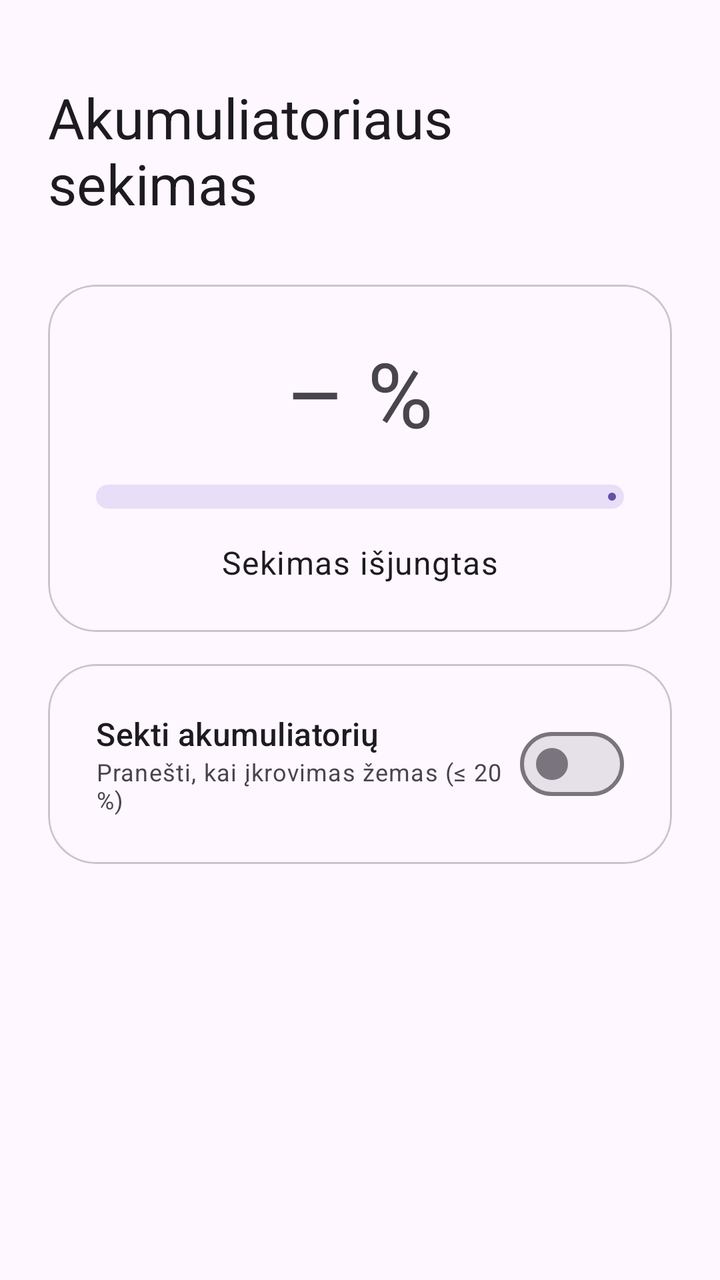
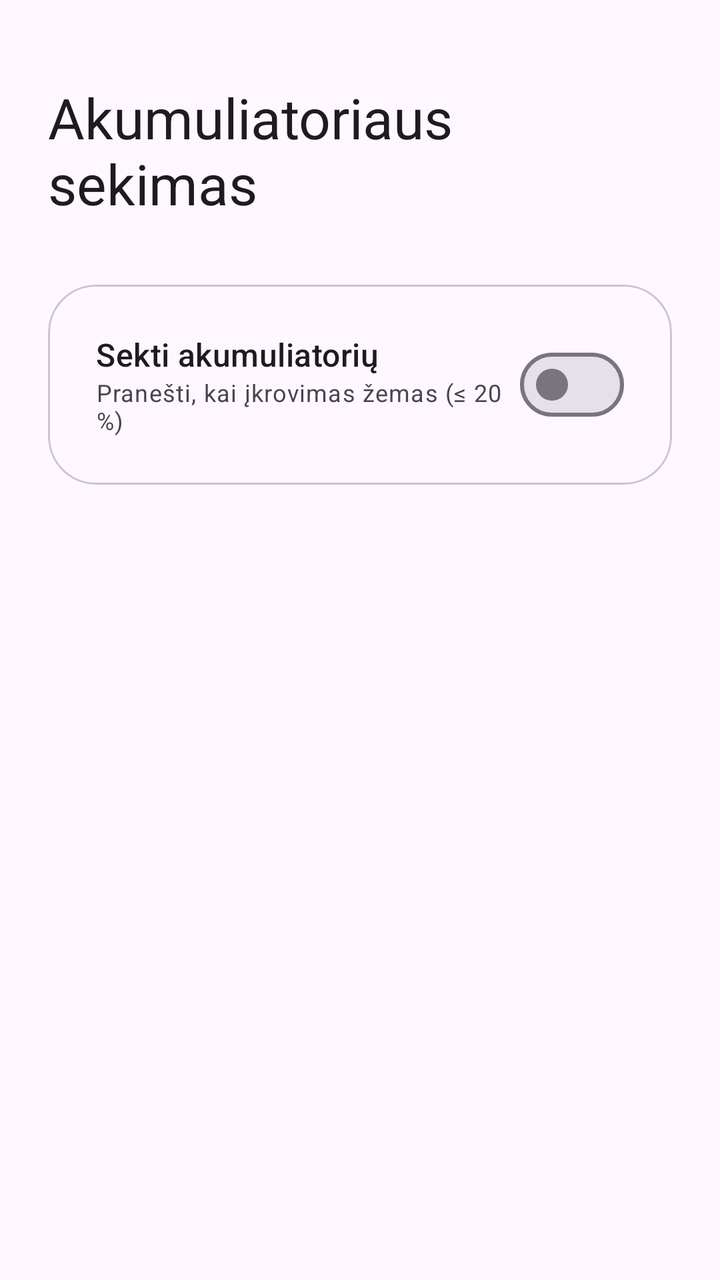

Two renders of the same Android screen: before a commit and after it. Below are the layout's source before the change and the commit's diff.
<!-- AndroidManifest.xml: application theme Theme.LD7 -->
<!-- res/layout/activity_main.xml -->
<?xml version="1.0" encoding="utf-8"?>
<androidx.constraintlayout.widget.ConstraintLayout xmlns:android="http://schemas.android.com/apk/res/android"
    xmlns:app="http://schemas.android.com/apk/res-auto"
    xmlns:tools="http://schemas.android.com/tools"
    android:id="@+id/main"
    android:layout_width="match_parent"
    android:layout_height="match_parent"
    android:padding="24dp"
    tools:context=".MainActivity">

    <TextView
        android:id="@+id/title"
        android:layout_width="0dp"
        android:layout_height="wrap_content"
        android:layout_marginTop="16dp"
        android:text="@string/app_title"
        android:textAppearance="?attr/textAppearanceHeadlineMedium"
        app:layout_constraintEnd_toEndOf="parent"
        app:layout_constraintStart_toStartOf="parent"
        app:layout_constraintTop_toTopOf="parent" />

    <com.google.android.material.card.MaterialCardView
        android:id="@+id/levelCard"
        android:layout_width="0dp"
        android:layout_height="wrap_content"
        android:layout_marginTop="32dp"
        app:cardCornerRadius="24dp"
        app:layout_constraintEnd_toEndOf="parent"
        app:layout_constraintStart_toStartOf="parent"
        app:layout_constraintTop_toBottomOf="@id/title">

        <LinearLayout
            android:layout_width="match_parent"
            android:layout_height="wrap_content"
            android:gravity="center_horizontal"
            android:orientation="vertical"
            android:padding="24dp">

            <TextView
                android:id="@+id/levelText"
                android:layout_width="wrap_content"
                android:layout_height="wrap_content"
                android:text="@string/level_unknown"
                android:textAppearance="?attr/textAppearanceDisplayMedium" />

            <com.google.android.material.progressindicator.LinearProgressIndicator
                android:id="@+id/progress"
                android:layout_width="match_parent"
                android:layout_height="wrap_content"
                android:layout_marginTop="16dp"
                android:max="100"
                app:trackCornerRadius="8dp"
                app:trackThickness="12dp" />

            <TextView
                android:id="@+id/statusText"
                android:layout_width="wrap_content"
                android:layout_height="wrap_content"
                android:layout_marginTop="16dp"
                android:text="@string/status_disabled"
                android:textAppearance="?attr/textAppearanceBodyLarge" />
        </LinearLayout>
    </com.google.android.material.card.MaterialCardView>

    <com.google.android.material.card.MaterialCardView
        android:layout_width="0dp"
        android:layout_height="wrap_content"
        android:layout_marginTop="16dp"
        app:cardCornerRadius="24dp"
        app:layout_constraintEnd_toEndOf="parent"
        app:layout_constraintStart_toStartOf="parent"
        app:layout_constraintTop_toBottomOf="@id/levelCard">

        <LinearLayout
            android:layout_width="match_parent"
            android:layout_height="wrap_content"
            android:gravity="center_vertical"
            android:orientation="horizontal"
            android:padding="24dp">

            <LinearLayout
                android:layout_width="0dp"
                android:layout_height="wrap_content"
                android:layout_weight="1"
                android:orientation="vertical">

                <TextView
                    android:layout_width="wrap_content"
                    android:layout_height="wrap_content"
                    android:text="@string/switch_title"
                    android:textAppearance="?attr/textAppearanceTitleMedium" />

                <TextView
                    android:layout_width="wrap_content"
                    android:layout_height="wrap_content"
                    android:text="@string/switch_hint"
                    android:textAppearance="?attr/textAppearanceBodySmall" />
            </LinearLayout>

            <com.google.android.material.materialswitch.MaterialSwitch
                android:id="@+id/trackingSwitch"
                android:layout_width="wrap_content"
                android:layout_height="wrap_content"
                android:contentDescription="@string/switch_title" />
        </LinearLayout>
    </com.google.android.material.card.MaterialCardView>

</androidx.constraintlayout.widget.ConstraintLayout>
<!-- resources referenced by this layout -->
<resources>
  <string name="app_title">Akumuliatoriaus sekimas</string>
  <string name="level_unknown">– %</string>
  <string name="status_disabled">Sekimas išjungtas</string>
  <string name="switch_hint">Pranešti, kai įkrovimas žemas (≤ 20 %)</string>
  <string name="switch_title">Sekti akumuliatorių</string>
  <style name="Theme.LD7" parent="Base.Theme.LD7" />
  <style name="Base.Theme.LD7" parent="Theme.Material3.DayNight.NoActionBar">
          
          
      </style>
</resources>

<!-- the commit's change to res/layout/activity_main.xml (unified diff, before → after) -->
@@ -20,7 +20,6 @@
         app:layout_constraintTop_toTopOf="parent" />
 
     <com.google.android.material.card.MaterialCardView
-        android:id="@+id/levelCard"
         android:layout_width="0dp"
         android:layout_height="wrap_content"
         android:layout_marginTop="32dp"
@@ -28,48 +27,6 @@
         app:layout_constraintEnd_toEndOf="parent"
         app:layout_constraintStart_toStartOf="parent"
         app:layout_constraintTop_toBottomOf="@id/title">
-
-        <LinearLayout
-            android:layout_width="match_parent"
-            android:layout_height="wrap_content"
-            android:gravity="center_horizontal"
-            android:orientation="vertical"
-            android:padding="24dp">
-
-            <TextView
-                android:id="@+id/levelText"
-                android:layout_width="wrap_content"
-                android:layout_height="wrap_content"
-                android:text="@string/level_unknown"
-                android:textAppearance="?attr/textAppearanceDisplayMedium" />
-
-            <com.google.android.material.progressindicator.LinearProgressIndicator
-                android:id="@+id/progress"
-                android:layout_width="match_parent"
-                android:layout_height="wrap_content"
-                android:layout_marginTop="16dp"
-                android:max="100"
-                app:trackCornerRadius="8dp"
-                app:trackThickness="12dp" />
-
-            <TextView
-                android:id="@+id/statusText"
-                android:layout_width="wrap_content"
-                android:layout_height="wrap_content"
-                android:layout_marginTop="16dp"
-                android:text="@string/status_disabled"
-                android:textAppearance="?attr/textAppearanceBodyLarge" />
-        </LinearLayout>
-    </com.google.android.material.card.MaterialCardView>
-
-    <com.google.android.material.card.MaterialCardView
-        android:layout_width="0dp"
-        android:layout_height="wrap_content"
-        android:layout_marginTop="16dp"
-        app:cardCornerRadius="24dp"
-        app:layout_constraintEnd_toEndOf="parent"
-        app:layout_constraintStart_toStartOf="parent"
-        app:layout_constraintTop_toBottomOf="@id/levelCard">
 
         <LinearLayout
             android:layout_width="match_parent"
<!-- resource entries referenced after the edit -->
@@ -1,8 +1,6 @@
 <!-- resources referenced by this layout -->
 <resources>
   <string name="app_title">Akumuliatoriaus sekimas</string>
-  <string name="level_unknown">– %</string>
-  <string name="status_disabled">Sekimas išjungtas</string>
   <string name="switch_hint">Pranešti, kai įkrovimas žemas (≤ 20 %)</string>
   <string name="switch_title">Sekti akumuliatorių</string>
   <style name="Theme.LD7" parent="Base.Theme.LD7" />
